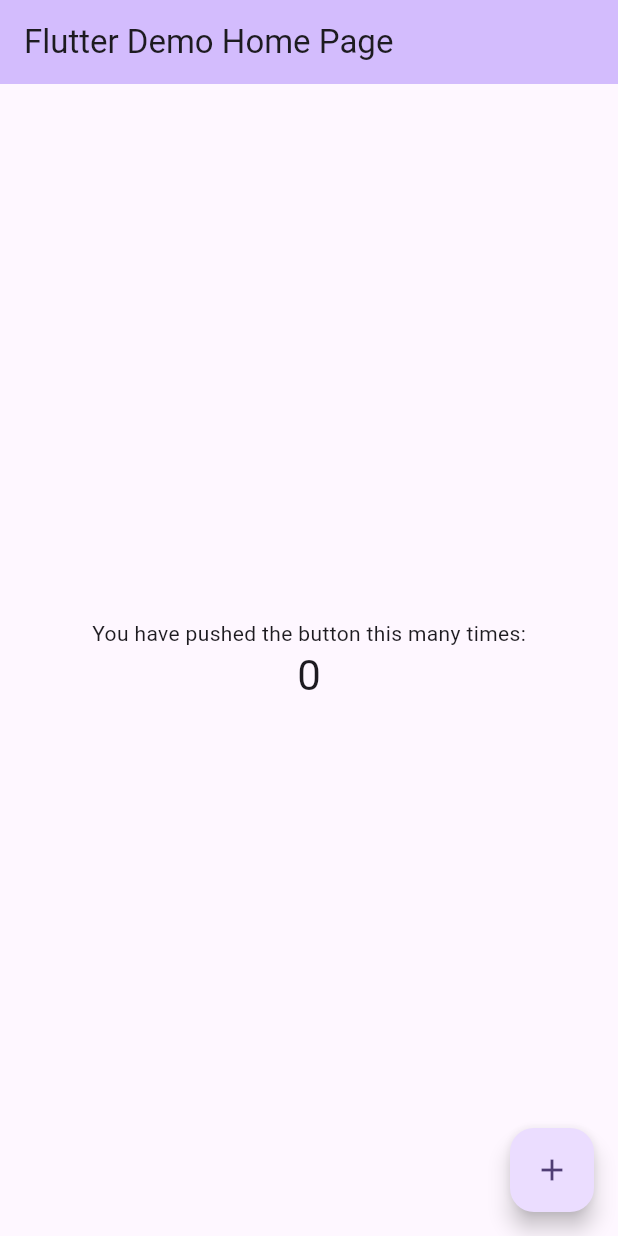
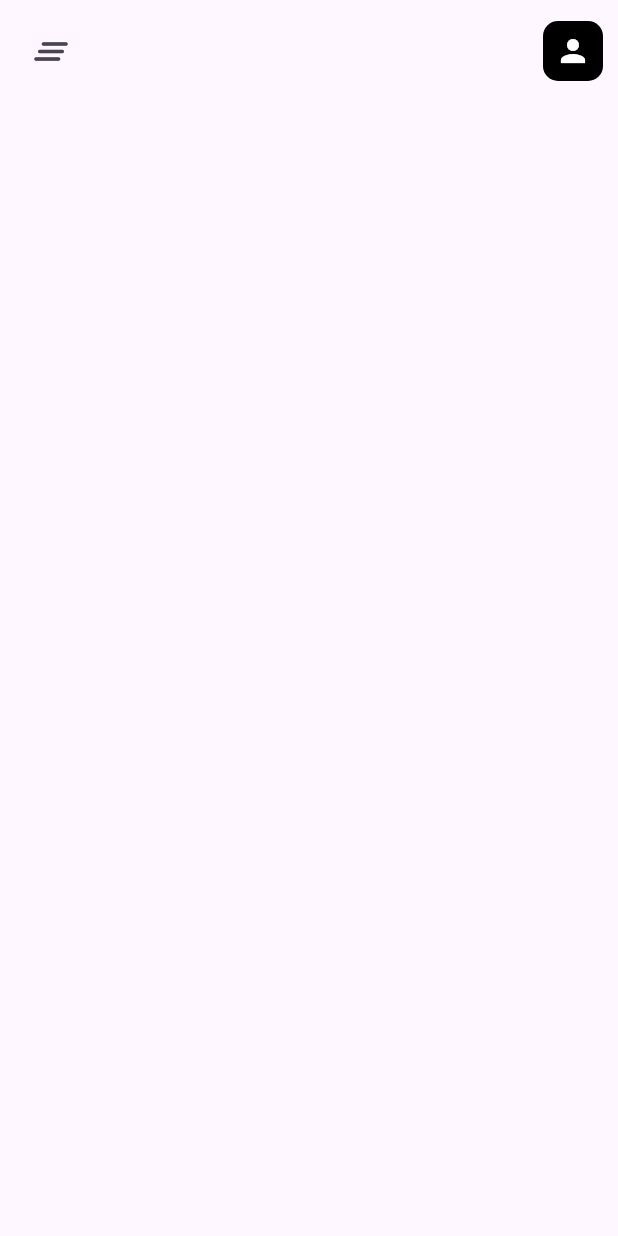
Before and after one commit to VISHNUPRABHAKARAN-7100/Furniture-Shopping-App, a Flutter app: the screen it shows after launch, on a phone screen of 412 x 824 dp. Run offline on Flutter 3.47's test engine with Material 3 defaults, Android fonts, the phone set to English and light mode, and no system bars.

Commit message:
Implement AppBar

```diff
--- a/lib/main.dart
+++ b/lib/main.dart
@@ -1,4 +1,5 @@
 import 'package:flutter/material.dart';
+import 'package:furniture_shopping_app/presentation/home_screen/home_screen.dart';
 
 void main() {
   runApp(const MyApp());
@@ -7,116 +8,8 @@ void main() {
 class MyApp extends StatelessWidget {
   const MyApp({super.key});
 
-  // This widget is the root of your application.
   @override
   Widget build(BuildContext context) {
-    return MaterialApp(
-      title: 'Flutter Demo',
-      theme: ThemeData(
-        // This is the theme of your application.
-        //
-        // TRY THIS: Try running your application with "flutter run". You'll see
-        // the application has a purple toolbar. Then, without quitting the app,
-        // try changing the seedColor in the colorScheme below to Colors.green
-        // and then invoke "hot reload" (save your changes or press the "hot
-        // reload" button in a Flutter-supported IDE, or press "r" if you used
-        // the command line to start the app).
-        //
-        // Notice that the counter didn't reset back to zero; the application
-        // state is not lost during the reload. To reset the state, use hot
-        // restart instead.
-        //
-        // This works for code too, not just values: Most code changes can be
-        // tested with just a hot reload.
-        colorScheme: ColorScheme.fromSeed(seedColor: Colors.deepPurple),
-      ),
-      home: const MyHomePage(title: 'Flutter Demo Home Page'),
-    );
+    return const MaterialApp(home: HomeScreen());
   }
 }
-
-class MyHomePage extends StatefulWidget {
-  const MyHomePage({super.key, required this.title});
-
-  // This widget is the home page of your application. It is stateful, meaning
-  // that it has a State object (defined below) that contains fields that affect
-  // how it looks.
-
-  // This class is the configuration for the state. It holds the values (in this
-  // case the title) provided by the parent (in this case the App widget) and
-  // used by the build method of the State. Fields in a Widget subclass are
-  // always marked "final".
-
-  final String title;
-
-  @override
-  State<MyHomePage> createState() => _MyHomePageState();
-}
-
-class _MyHomePageState extends State<MyHomePage> {
-  int _counter = 0;
-
-  void _incrementCounter() {
-    setState(() {
-      // This call to setState tells the Flutter framework that something has
-      // changed in this State, which causes it to rerun the build method below
-      // so that the display can reflect the updated values. If we changed
-      // _counter without calling setState(), then the build method would not be
-      // called again, and so nothing would appear to happen.
-      _counter++;
-    });
-  }
-
-  @override
-  Widget build(BuildContext context) {
-    // This method is rerun every time setState is called, for instance as done
-    // by the _incrementCounter method above.
-    //
-    // The Flutter framework has been optimized to make rerunning build methods
-    // fast, so that you can just rebuild anything that needs updating rather
-    // than having to individually change instances of widgets.
-    return Scaffold(
-      appBar: AppBar(
-        // TRY THIS: Try changing the color here to a specific color (to
-        // Colors.amber, perhaps?) and trigger a hot reload to see the AppBar
-        // change color while the other colors stay the same.
-        backgroundColor: Theme.of(context).colorScheme.inversePrimary,
-        // Here we take the value from the MyHomePage object that was created by
-        // the App.build method, and use it to set our appbar title.
-        title: Text(widget.title),
-      ),
-      body: Center(
-        // Center is a layout widget. It takes a single child and positions it
-        // in the middle of the parent.
-        child: Column(
-          // Column is also a layout widget. It takes a list of children and
-          // arranges them vertically. By default, it sizes itself to fit its
-          // children horizontally, and tries to be as tall as its parent.
-          //
-          // Column has various properties to control how it sizes itself and
-          // how it positions its children. Here we use mainAxisAlignment to
-          // center the children vertically; the main axis here is the vertical
-          // axis because Columns are vertical (the cross axis would be
-          // horizontal).
-          //
-          // TRY THIS: Invoke "debug painting" (choose the "Toggle Debug Paint"
-          // action in the IDE, or press "p" in the console), to see the
-          // wireframe for each widget.
-          mainAxisAlignment: MainAxisAlignment.center,
-          children: <Widget>[
-            const Text('You have pushed the button this many times:'),
-            Text(
-              '$_counter',
-              style: Theme.of(context).textTheme.headlineMedium,
-            ),
-          ],
-        ),
-      ),
-      floatingActionButton: FloatingActionButton(
-        onPressed: _incrementCounter,
-        tooltip: 'Increment',
-        child: const Icon(Icons.add),
-      ), // This trailing comma makes auto-formatting nicer for build methods.
-    );
-  }
-}
--- /dev/null
+++ b/lib/presentation/home_screen/components/home_screen_app_bar.dart
@@ -0,0 +1,38 @@
+import 'package:flutter/material.dart';
+
+class HomeScreenAppBar extends StatelessWidget {
+  const HomeScreenAppBar({super.key});
+
+  @override
+  Widget build(BuildContext context) {
+    return Padding(
+      padding: const EdgeInsets.all(10.0),
+      child: Row(
+        mainAxisAlignment: MainAxisAlignment.spaceBetween,
+        children: [
+          //! Drawer icon.
+          IconButton(
+            style: ButtonStyle(
+              overlayColor: WidgetStateProperty.all(Colors.transparent),
+            ),
+            onPressed: () {},
+            icon: Icon(Icons.clear_all_rounded, size: 30),
+          ),
+
+          //! Profile icon.
+          SizedBox(
+            height: 40,
+            width: 40,
+            child: DecoratedBox(
+              decoration: BoxDecoration(
+                color: Colors.black,
+                borderRadius: BorderRadius.circular(10),
+              ),
+              child: Icon(Icons.person, color: Colors.white),
+            ),
+          ),
+        ],
+      ),
+    );
+  }
+}
--- /dev/null
+++ b/lib/presentation/home_screen/home_screen.dart
@@ -0,0 +1,18 @@
+import 'package:flutter/material.dart';
+import 'package:furniture_shopping_app/presentation/home_screen/components/home_screen_app_bar.dart';
+
+class HomeScreen extends StatelessWidget {
+  const HomeScreen({super.key});
+
+  @override
+  Widget build(BuildContext context) {
+    return Scaffold(
+      body: ListView(
+        children: [
+          //! AppBar
+          HomeScreenAppBar(),
+        ],
+      ),
+    );
+  }
+}
```
